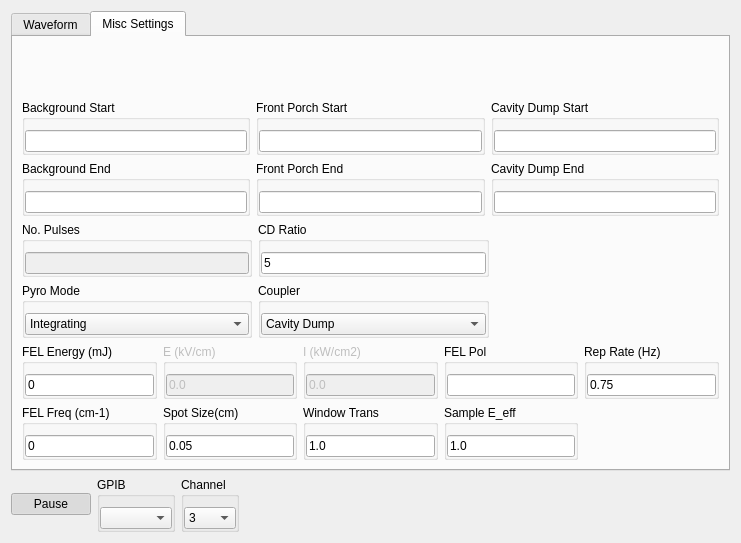
The window that InstsAndQt/PyroOscope/Oscilloscope.ui (SherwinGroup/InstrumentLibrary-yolo) describes before a commit, drawn with Qt 5.
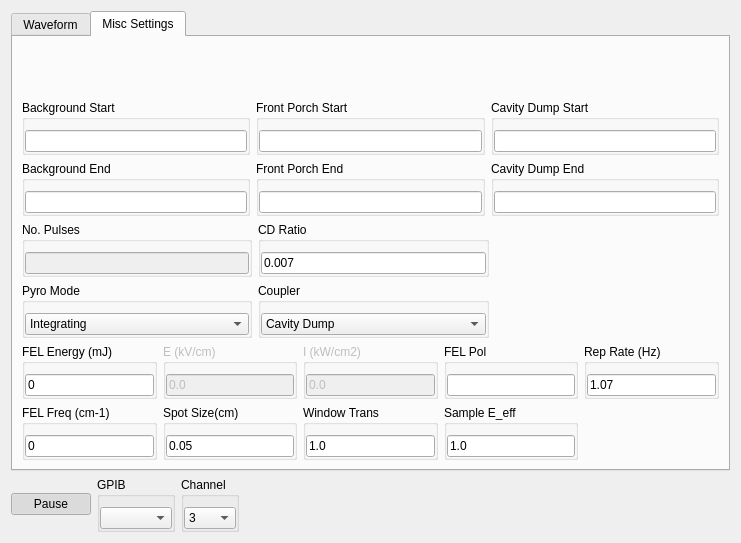
The same window after the commit. The open tabs and pages were chosen to show the change. Custom widgets are drawn as their Qt base class.

Commit message: Fixed tab order on Widget

What changed in the file:
```diff
--- a/InstsAndQt/PyroOscope/Oscilloscope.ui
+++ b/InstsAndQt/PyroOscope/Oscilloscope.ui
@@ -408,7 +408,7 @@
             <item>
              <widget class="QFNumberEdit" name="tOscCDRatio">
               <property name="text">
-               <string>5</string>
+               <string>0.007</string>
               </property>
              </widget>
             </item>
@@ -714,7 +714,7 @@
             <item row="0" column="0">
              <widget class="QLineEdit" name="tFELRR">
               <property name="text">
-               <string>0.75</string>
+               <string>1.07</string>
               </property>
              </widget>
             </item>
```
Left out of the diff: 28 changed lines with no effect on the pictures. The commit also changes 1 other file.
